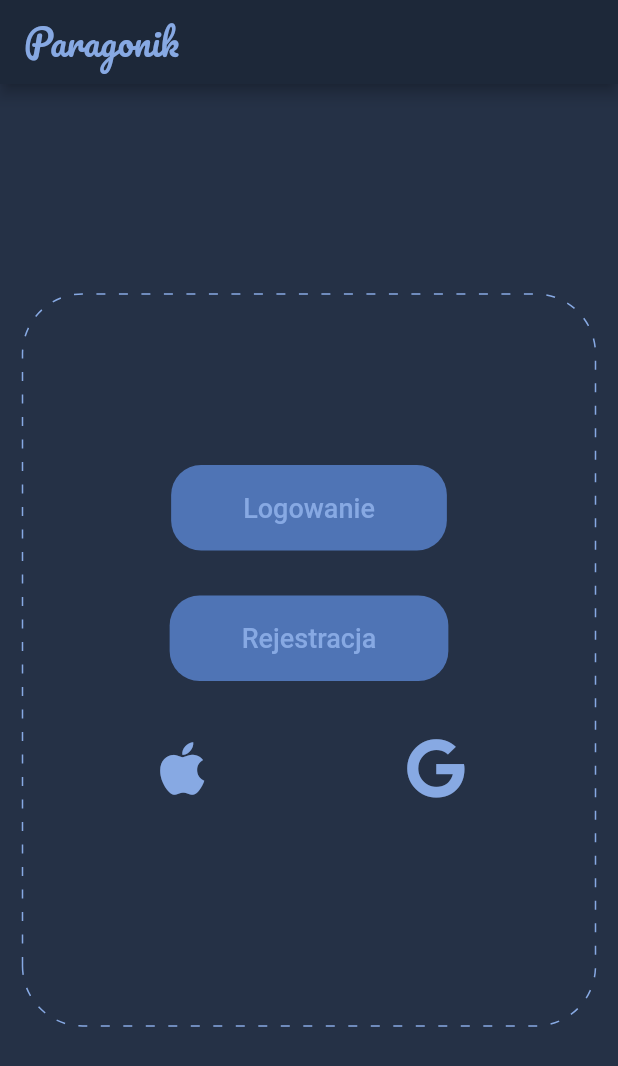
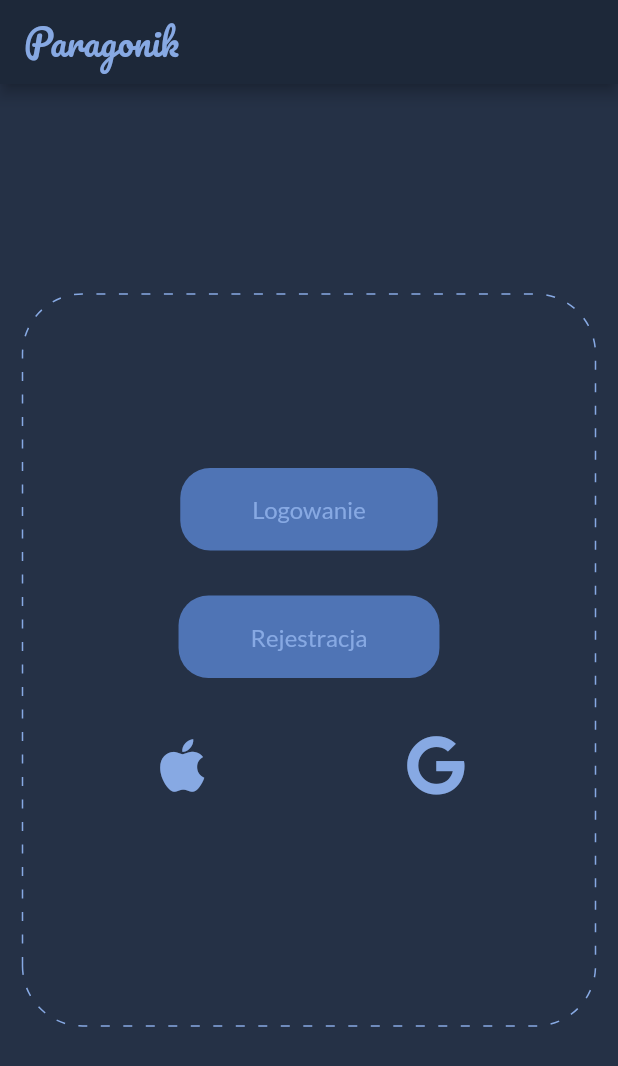
Before and after one commit to malochak/receipt_manager, a Flutter app: the screen it shows after launch, on a phone screen of 412 x 824 dp. Shown: the top 1066 px of the screen. Run offline on Flutter 3.47's test engine with Material 2 defaults, Android fonts, the phone set to English and light mode, and no system bars; drawn by our look-alikes of dotted_border; our stand-ins replace font_awesome_flutter.

Commit message:
TG-16 #done : Create theme for current elements : new common font

```diff
--- a/lib/components/app_button.dart
+++ b/lib/components/app_button.dart
@@ -10,13 +10,6 @@ class AppButton extends TextButton {
             padding: const EdgeInsets.symmetric(vertical: 10.0, horizontal: 40.0),
             child: BasicText(label),
           ),
-          style: ButtonStyle(
-            backgroundColor:
-                MaterialStateProperty.all<Color>(app_colors.accentColor),
-            shape: MaterialStateProperty.all<RoundedRectangleBorder>(
-                RoundedRectangleBorder(
-                    borderRadius: BorderRadius.circular(20.0))),
-          ),
           onPressed: onPressed
         );
 }
--- a/lib/components/basic_text.dart
+++ b/lib/components/basic_text.dart
@@ -6,5 +6,5 @@ class BasicText extends Text {
       : super(data,
       key: key,
       style:
-      const TextStyle(color: app_colors.textColor, fontSize: 18.0));
+      const TextStyle(color: app_colors.textColor, fontSize: 16.0));
 }
--- a/lib/main.dart
+++ b/lib/main.dart
@@ -2,6 +2,7 @@ import 'package:flutter/material.dart';
 import 'package:receipt_manager/screens/landing_screen.dart';
 
 import 'constants/app_colors.dart' as app_colors;
+import 'theme/dark_theme.dart';
 
 void main() {
   runApp(const MyApp());
@@ -13,9 +14,10 @@ class MyApp extends StatelessWidget {
 
   @override
   Widget build(BuildContext context) {
-    return const MaterialApp(
+    return MaterialApp(
       title: appTitle,
-      home: LandingScreen()
+      home: const LandingScreen(),
+      theme: DarkTheme.getInstance,
     );
   }
 }
--- a/lib/screens/landing_screen.dart
+++ b/lib/screens/landing_screen.dart
@@ -14,7 +14,6 @@ class LandingScreen extends StatelessWidget {
   @override
   Widget build(BuildContext context) {
     return Scaffold(
-        backgroundColor: app_colors.backgroundColor,
         appBar: AppBar(
             backgroundColor: app_colors.darkBackgroundColor,
             title: const AppBarText(MyApp.appTitle)),
--- a/lib/screens/login_screen.dart
+++ b/lib/screens/login_screen.dart
@@ -1,5 +1,5 @@
 import 'package:flutter/material.dart';
-import 'package:receipt_manager/components/app_button.dart';
+import 'package:receipt_manager/components/login_form.dart';
 
 import '../components/app_bar_text.dart';
 import '../constants/app_colors.dart' as app_colors;
@@ -14,12 +14,7 @@ class LoginScreen extends StatelessWidget {
       appBar: AppBar(
           backgroundColor: app_colors.darkBackgroundColor,
           title: const AppBarText('Logowanie')),
-      body: Center(
-        child: AppButton('Test', () {
-          print("LoginScreen button push");
-          Navigator.pop(context);
-        }),
-      ),
+      body: const Center(child: LoginForm()),
     );
   }
 }
--- /dev/null
+++ b/lib/theme/dark_theme.dart
@@ -0,0 +1,21 @@
+import 'package:flutter/material.dart';
+
+import '../constants/app_colors.dart' as app_colors;
+
+class DarkTheme {
+  static get getInstance => ThemeData(
+      brightness: Brightness.dark,
+      primaryColor: Colors.red,
+      scaffoldBackgroundColor: app_colors.backgroundColor,
+      textTheme: const TextTheme(
+
+      ),
+      fontFamily: 'Lato',
+      textButtonTheme: TextButtonThemeData(
+          style: ButtonStyle(
+        backgroundColor:
+            MaterialStateProperty.all<Color>(app_colors.accentColor),
+        shape: MaterialStateProperty.all<RoundedRectangleBorder>(
+            RoundedRectangleBorder(borderRadius: BorderRadius.circular(20.0))),
+      )));
+}
--- a/pubspec.yaml
+++ b/pubspec.yaml
@@ -26,3 +26,6 @@ flutter:
     - family: Pacifico
       fonts:
         - asset: assets/fonts/Pacifico-Regular.ttf
+    - family: Lato
+      fonts:
+        - asset: assets/fonts/Lato-Regular.ttf
```
Also changed, not shown: assets/fonts/Lato-Regular.ttf (added).
